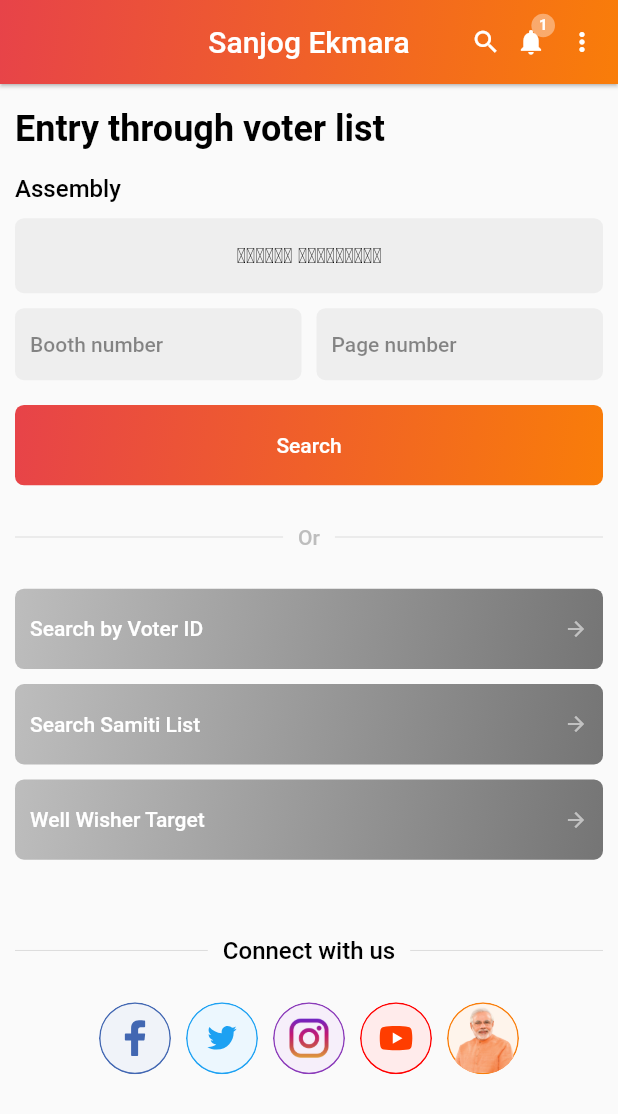
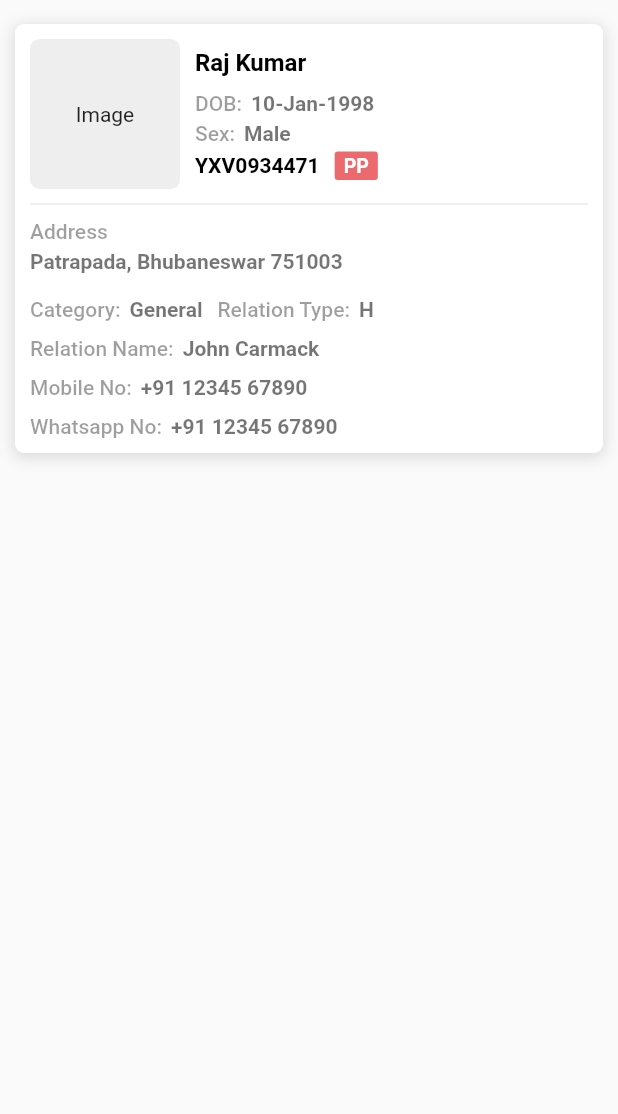
Before and after one commit to SubashXess/Sanjog-App, a Flutter app: the screen it shows after launch, on a phone screen of 412 x 824 dp. Shown: the top 1114 px of the screen. Run offline on Flutter 3.47's test engine with Material 2 defaults, Android fonts, the phone set to English and light mode, and no system bars; drawn by our look-alikes of badges; our stand-ins replace flutter_svg, image_picker, shared_preferences, sliding_sheet.

Commit message:
card-design-2

```diff
--- a/lib/Models/user_data_model.dart
+++ b/lib/Models/user_data_model.dart
@@ -7,6 +7,7 @@ import 'package:sonjagapp/Constants/constants.dart';
 
 class UserDataModel {
   String? uid;
+  String? familyId; // add
   String? status;
   String? acNo;
   String? boothNo;
@@ -28,6 +29,8 @@ class UserDataModel {
   String? bloodGroup;
   String? postBJP;
   String? socialOrg;
+  DateTime? createdAt; // add
+  DateTime? updatedAt; // add
   List<UserDataModel>? members;
 
   UserDataModel({
--- a/lib/Screens/samiti_screen.dart
+++ b/lib/Screens/samiti_screen.dart
@@ -3,6 +3,7 @@
 import 'package:badges/badges.dart';
 import 'package:flutter/material.dart';
 import 'package:shared_preferences/shared_preferences.dart';
+import 'package:sonjagapp/Components/background.dart';
 import 'package:sonjagapp/Components/or_divider.dart';
 import 'package:sonjagapp/Screens/entry_through_voter_search.dart';
 import 'package:sonjagapp/Screens/entrythroughvoterlist_screen.dart';
@@ -12,6 +13,7 @@ import 'package:sonjagapp/Screens/page_samiti_list.dart';
 import 'package:sonjagapp/Screens/search_by_voter_id_screen.dart';
 import 'package:sonjagapp/Screens/search_samiti_list_screen.dart';
 import 'package:sonjagapp/Screens/search_screen.dart';
+import 'package:sonjagapp/Screens/voter_list_screen.dart';
 import 'package:sonjagapp/Screens/well_wisher_target_screen.dart';
 import 'package:sonjagapp/Services/service.dart';
 import 'package:sonjagapp/Widgets/textformfield_widget.dart';
@@ -78,7 +80,7 @@ class _SamitiScreenState extends State<SamitiScreen> {
           title: const Text('Sanjog Ekmara'),
           centerTitle: true,
           automaticallyImplyLeading: false,
-          backgroundColor: Constants.kPrimaryThemeColor,
+          // backgroundColor: Constants.kPrimaryThemeColor,
           elevation: 1.0,
           actions: [
             InkWell(
@@ -176,7 +178,8 @@ class _SamitiScreenState extends State<SamitiScreen> {
             ),
           ),
         ),
-        body: SizedBox(
+        body: Background(
+          child: SizedBox(
             width: double.infinity,
             child: SingleChildScrollView(
               child: SafeArea(
@@ -238,7 +241,8 @@ class _SamitiScreenState extends State<SamitiScreen> {
                                                     color: Colors.black,
                                                     fontSize:
                                                         Constants.fontRegular,
-                                                  fontWeight: FontWeight.w500),
+                                                    fontWeight:
+                                                        FontWeight.w500),
                                               ),
                                             ),
                                           ),
@@ -328,8 +332,8 @@ class _SamitiScreenState extends State<SamitiScreen> {
                                                   'Searching...',
                                                   style: TextStyle(
                                                       color: Colors.white,
-                                                    fontSize:
-                                                        Constants.fontRegular),
+                                                      fontSize: Constants
+                                                          .fontRegular),
                                                 ),
                                               ],
                                             )
@@ -343,11 +347,26 @@ class _SamitiScreenState extends State<SamitiScreen> {
                                       onPressed: () {
                                         if (_formKey.currentState!.validate()) {
                                           setState(() {
-                                          _isLoading = !_isLoading;
+                                            _isLoading = true;
                                             _autovalidateMode = false;
                                             _boothNoNode.unfocus();
                                             _pageNoNode.unfocus();
                                           });
+                                          Future.delayed(
+                                            const Duration(seconds: 2),
+                                            () {
+                                              Navigator.push(
+                                                      context,
+                                                      MaterialPageRoute(
+                                                          builder: (_) =>
+                                                              const VoterListScreen()))
+                                                  .then((value) {
+                                                setState(() {
+                                                  _isLoading = false;
+                                                });
+                                              });
+                                            },
+                                          );
                                         } else {
                                           setState(() {
                                             _isLoading = false;
@@ -376,8 +395,8 @@ class _SamitiScreenState extends State<SamitiScreen> {
                                     begin: Alignment.topLeft,
                                     end: Alignment.bottomRight,
                                     colors: [
-                                    Colors.grey.shade400,
-                                    Colors.grey.shade600
+                                      Colors.grey.shade500,
+                                      Colors.grey.shade300
                                     ], // Color(0xFFF97D09)
                                   ),
                                 ),
@@ -398,7 +417,8 @@ class _SamitiScreenState extends State<SamitiScreen> {
                                   child: Row(
                                     mainAxisAlignment:
                                         MainAxisAlignment.spaceBetween,
-                                  crossAxisAlignment: CrossAxisAlignment.center,
+                                    crossAxisAlignment:
+                                        CrossAxisAlignment.center,
                                     children: const [
                                       Text(
                                         'Search by Voter ID',
@@ -424,8 +444,8 @@ class _SamitiScreenState extends State<SamitiScreen> {
                                     begin: Alignment.topLeft,
                                     end: Alignment.bottomRight,
                                     colors: [
-                                    Colors.grey.shade400,
-                                    Colors.grey.shade600
+                                      Colors.grey.shade500,
+                                      Colors.grey.shade300
                                     ], // Color(0xFFF97D09)
                                   ),
                                 ),
@@ -446,7 +466,8 @@ class _SamitiScreenState extends State<SamitiScreen> {
                                   child: Row(
                                     mainAxisAlignment:
                                         MainAxisAlignment.spaceBetween,
-                                  crossAxisAlignment: CrossAxisAlignment.center,
+                                    crossAxisAlignment:
+                                        CrossAxisAlignment.center,
                                     children: const [
                                       Text(
                                         'Search Samiti List',
@@ -472,8 +493,8 @@ class _SamitiScreenState extends State<SamitiScreen> {
                                     begin: Alignment.topLeft,
                                     end: Alignment.bottomRight,
                                     colors: [
-                                    Colors.grey.shade400,
-                                    Colors.grey.shade600
+                                      Colors.grey.shade500,
+                                      Colors.grey.shade300
                                     ], // Color(0xFFF97D09)
                                   ),
                                 ),
@@ -494,7 +515,8 @@ class _SamitiScreenState extends State<SamitiScreen> {
                                   child: Row(
                                     mainAxisAlignment:
                                         MainAxisAlignment.spaceBetween,
-                                  crossAxisAlignment: CrossAxisAlignment.center,
+                                    crossAxisAlignment:
+                                        CrossAxisAlignment.center,
                                     children: const [
                                       Text(
                                         'Well Wisher Target',
@@ -542,7 +564,8 @@ class _SamitiScreenState extends State<SamitiScreen> {
                             runSpacing: 10.0,
                             children: [
                               CircleIconButtonWidget(
-                              bgcolor: const Color(0xFFF0F3F9),
+                                // bgcolor: const Color(0xFFF0F3F9),
+                                bgcolor: Colors.white70,
                                 bordercolor: const Color(0xFF4267B2),
                                 iconcolor: const Color(0xFF4267B2),
                                 splashColor: const Color(0xFFA6B8DE),
@@ -552,7 +575,8 @@ class _SamitiScreenState extends State<SamitiScreen> {
                                 },
                               ),
                               CircleIconButtonWidget(
-                              bgcolor: const Color(0xFFECF7FE),
+                                // bgcolor: const Color(0xFFECF7FE),
+                                bgcolor: Colors.white70,
                                 bordercolor: const Color(0xFF1DA1F2),
                                 splashColor: const Color(0xFF8BCFF8),
                                 iconcolor: const Color(0xFF1DA1F2),
@@ -562,7 +586,8 @@ class _SamitiScreenState extends State<SamitiScreen> {
                                 },
                               ),
                               CircleIconButtonWidget(
-                              bgcolor: const Color(0xFFF6EFFA),
+                                // bgcolor: const Color(0xFFF6EFFA),
+                                bgcolor: Colors.white70,
                                 bordercolor: const Color(0xFF8a3ab9),
                                 splashColor: const Color(0xFFCAA2E2),
                                 // iconcolor: const Color(0xffbc2a8d),
@@ -573,7 +598,8 @@ class _SamitiScreenState extends State<SamitiScreen> {
                                 },
                               ),
                               CircleIconButtonWidget(
-                              bgcolor: const Color(0xFFFFEBEB),
+                                // bgcolor: const Color(0xFFFFEBEB),
+                                bgcolor: Colors.white70,
                                 bordercolor: const Color(0xFFFF0000),
                                 splashColor: const Color(0xFFFF8585),
                                 // iconcolor: Colors.white,
@@ -583,7 +609,8 @@ class _SamitiScreenState extends State<SamitiScreen> {
                                 },
                               ),
                               CircleIconButtonWidget(
-                              bgcolor: const Color(0xFFFEF4EB),
+                                // bgcolor: const Color(0xFFFEF4EB),
+                                bgcolor: Colors.white70,
                                 bordercolor: const Color(0xFFF97D09),
                                 splashColor: const Color(0xFFF9BE8B),
                                 // iconcolor: Colors.blue,
@@ -600,6 +627,7 @@ class _SamitiScreenState extends State<SamitiScreen> {
                       ),
                     ),
                   ],
+                ),
               ),
             ),
           ),
--- /dev/null
+++ b/lib/Screens/voter_list_screen.dart
@@ -0,0 +1,257 @@
+// ignore_for_file: avoid_print
+
+import 'package:flutter/material.dart';
+import 'package:sonjagapp/Constants/constants.dart';
+import 'package:sonjagapp/Models/user_data_model.dart';
+
+class VoterListScreen extends StatefulWidget {
+  const VoterListScreen({super.key});
+
+  @override
+  State<VoterListScreen> createState() => _VoterListScreenState();
+}
+
+class _VoterListScreenState extends State<VoterListScreen> {
+  // models
+  List<UserDataModel> userData = [];
+
+  @override
+  Widget build(BuildContext context) {
+    Size size = MediaQuery.of(context).size;
+    return GestureDetector(
+      onTap: () => FocusScope.of(context).unfocus(),
+      child: Scaffold(
+        body: SizedBox(
+          width: double.infinity,
+          child: SingleChildScrollView(
+            child: SafeArea(
+              child: Padding(
+                padding: const EdgeInsets.only(
+                    right: 10.0, left: 10.0, top: 16.0, bottom: 6.0),
+                child: Column(
+                  children: [
+                    _buildVoterCard(size),
+                  ],
+                ),
+              ),
+            ),
+          ),
+        ),
+      ),
+    );
+  }
+
+  Widget _buildVoterCard(Size size) {
+    return Container(
+      width: size.width,
+      margin: const EdgeInsets.only(bottom: 10.0),
+      padding: const EdgeInsets.all(10.0),
+      decoration: BoxDecoration(
+        color: Colors.white,
+        borderRadius: BorderRadius.circular(6.0),
+        boxShadow: const [
+          BoxShadow(
+            blurRadius: 8.0,
+            spreadRadius: 1.0,
+            color: Colors.black12,
+            offset: Offset(0.0, 2.0),
+          ),
+        ],
+      ),
+      child: Column(
+        mainAxisAlignment: MainAxisAlignment.start,
+        crossAxisAlignment: CrossAxisAlignment.start,
+        mainAxisSize: MainAxisSize.min,
+        children: [
+          Row(
+            mainAxisAlignment: MainAxisAlignment.start,
+            crossAxisAlignment: CrossAxisAlignment.center,
+            children: [
+              SizedBox(
+                width: 100.0,
+                height: 100.0,
+                child: ClipRRect(
+                  borderRadius: BorderRadius.circular(6.0),
+                  clipBehavior: Clip.antiAliasWithSaveLayer,
+                  child: InkWell(
+                    onTap: () {
+                      print('Change photo');
+                    },
+                    child: Card(
+                      margin: EdgeInsets.zero,
+                      color: Colors.grey.shade200,
+                      elevation: 0.0,
+                      clipBehavior: Clip.antiAliasWithSaveLayer,
+                      shape: RoundedRectangleBorder(
+                          borderRadius: BorderRadius.circular(6.0)),
+                      child: const Center(
+                        child: Text('Image'),
+                      ),
+                    ),
+                  ),
+                ),
+              ),
+              const SizedBox(width: 10.0),
+              Expanded(
+                child: Column(
+                  crossAxisAlignment: CrossAxisAlignment.start,
+                  children: [
+                    const Text(
+                      'Raj Kumar',
+                      style: TextStyle(
+                        color: Colors.black,
+                        fontWeight: FontWeight.bold,
+                        fontSize: Constants.fontMedium,
+                      ),
+                    ),
+                    const SizedBox(height: 10.0),
+                    _buildRowItems(label: 'DOB:', labelData: '10-Jan-1998'),
+                    const SizedBox(height: 4.0),
+                    _buildRowItems(label: 'Sex:', labelData: 'Male'),
+                    const SizedBox(height: 4.0),
+                    Row(
+                      children: [
+                        const Text(
+                          'YXV0934471',
+                          style: TextStyle(
+                            color: Colors.black,
+                            fontWeight: FontWeight.bold,
+                            fontSize: Constants.fontRegular,
+                          ),
+                        ),
+                        const SizedBox(width: 10.0),
+                        Card(
+                          margin: EdgeInsets.zero,
+                          elevation: 0.0,
+                          color:
+                              Constants.kSecondaryThemeColor.withOpacity(0.8),
+                          shape: RoundedRectangleBorder(
+                              borderRadius: BorderRadius.circular(2.0)),
+                          child: const Padding(
+                            padding: EdgeInsets.symmetric(
+                                horizontal: 6.0, vertical: 2.0),
+                            child: Text(
+                              'PP',
+                              textAlign: TextAlign.center,
+                              style: TextStyle(
+                                color: Colors.white,
+                                fontWeight: FontWeight.bold,
+                                fontSize: Constants.fontSmall,
+                              ),
+                            ),
+                          ),
+                        ),
+                      ],
+                    ),
+                  ],
+                ),
+              ),
+            ],
+          ),
+          const SizedBox(height: 10.0),
+          const Divider(height: 0.0),
+          const SizedBox(height: 10.0),
+          SizedBox(
+            width: size.width,
+            child: Column(
+              crossAxisAlignment: CrossAxisAlignment.start,
+              children: [
+                const Text(
+                  'Address',
+                  style: TextStyle(
+                    color: Colors.black38,
+                    fontWeight: FontWeight.w500,
+                    fontSize: Constants.fontRegular,
+                  ),
+                ),
+                const SizedBox(height: 4.0),
+                const Text(
+                  'Patrapada, Bhubaneswar 751003',
+                  style: TextStyle(
+                    color: Colors.black54,
+                    fontWeight: FontWeight.bold,
+                    fontSize: Constants.fontRegular,
+                  ),
+                ),
+                const SizedBox(height: 16.0),
+                Wrap(
+                  alignment: WrapAlignment.start,
+                  runSpacing: 10.0,
+                  spacing: 10.0,
+                  children: [
+                    _buildItems(label: 'Category:', labelData: 'General'),
+                    _buildItems(label: 'Relation Type:', labelData: 'H'),
+                    _buildItems(
+                        label: 'Relation Name:', labelData: 'John Carmack'),
+                    _buildItems(
+                        label: 'Mobile No:', labelData: '+91 12345 67890'),
+                    _buildItems(
+                        label: 'Whatsapp No:', labelData: '+91 12345 67890'),
+                  ],
+                ),
+              ],
+            ),
+          ),
+
+          // const Text(
+          //     'Lorem Ipsum is simply dummy text of the printing and typesetting industry.'),
+        ],
+      ),
+    );
+  }
+
+  Widget _buildRowItems({required String label, required String labelData}) {
+    return Row(
+      crossAxisAlignment: CrossAxisAlignment.start,
+      mainAxisAlignment: MainAxisAlignment.start,
+      children: [
+        Text(
+          label.toString(),
+          style: const TextStyle(
+            color: Colors.black38,
+            fontWeight: FontWeight.w500,
+            fontSize: Constants.fontRegular,
+          ),
+        ),
+        const SizedBox(width: 6.0),
+        Expanded(
+          child: Text(
+            labelData.toString(),
+            style: const TextStyle(
+              color: Colors.black54,
+              fontWeight: FontWeight.bold,
+              fontSize: Constants.fontRegular,
+            ),
+          ),
+        ),
+      ],
+    );
+  }
+
+  Widget _buildItems({required String label, required String labelData}) {
+    return Row(
+      crossAxisAlignment: CrossAxisAlignment.center,
+      mainAxisAlignment: MainAxisAlignment.start,
+      mainAxisSize: MainAxisSize.min,
+      children: [
+        Text(
+          label.toString(),
+          style: const TextStyle(
+            color: Colors.black38,
+            fontWeight: FontWeight.w500,
+            fontSize: Constants.fontRegular,
+          ),
+        ),
+        const SizedBox(width: 6.0),
+        Text(
+          labelData.toString(),
+          style: const TextStyle(
+            color: Colors.black54,
+            fontWeight: FontWeight.bold,
+            fontSize: Constants.fontRegular,
+          ),
+        ),
+      ],
+    );
+  }
+}
--- a/lib/main.dart
+++ b/lib/main.dart
@@ -2,6 +2,8 @@ import 'package:flutter/material.dart';
 import 'package:shared_preferences/shared_preferences.dart';
 import 'package:sonjagapp/Screens/login_screen.dart';
 import 'package:sonjagapp/Screens/samiti_screen.dart';
+import 'package:sonjagapp/Screens/voter_list_screen.dart';
+import 'package:sonjagapp/Test%20Screens/test_screen.dart';
 
 void main() async {
   WidgetsFlutterBinding.ensureInitialized();
@@ -23,7 +25,7 @@ class MyApp extends StatelessWidget {
       debugShowCheckedModeBanner: false,
       theme: ThemeData(primarySwatch: Colors.red),
       // home: isLoggedIn! ? const SamitiScreen() : const LoginScreen(),
-      home: SamitiScreen(),
+      home: VoterListScreen(),
       // home: const AddDetailsScreen(
       //   voterId: 'YXV0934471',
       //   acNo: '111',
--- a/pubspec.yaml
+++ b/pubspec.yaml
@@ -62,6 +62,7 @@ flutter:
     - assets/
     - assets/svg/
     - assets/icons/
+    - assets/images/
   #   - images/a_dot_ham.jpeg
   # An image asset can refer to one or more resolution-specific "variants", see
   # https://flutter.dev/assets-and-images/#resolution-aware
```
Also changed, not shown: lib/Components/background.dart (added, +51 -0 lines), lib/Test Screens/test_screen.dart (added, +64 -0 lines), assets/images/login_bottom.png (added), assets/images/main_bottom.png (added), assets/images/main_top.png (added), assets/images/signup_top.png (added), pubspec.lock. Lines whose indentation alone changed are shown as unchanged.
